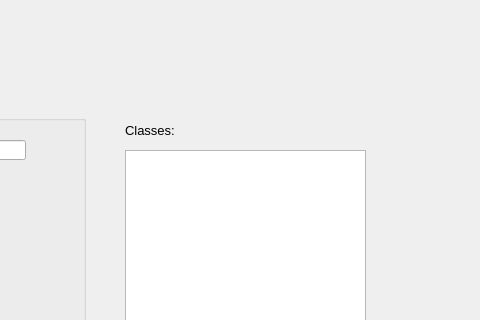
Before: the Qt Designer form editstudentdialog.ui in thenewcoder/school-administration-system, drawn with Qt 5; both pictures show x 555 to 1035 and y 0 to 320 of the 1035 by 845 pixel window.
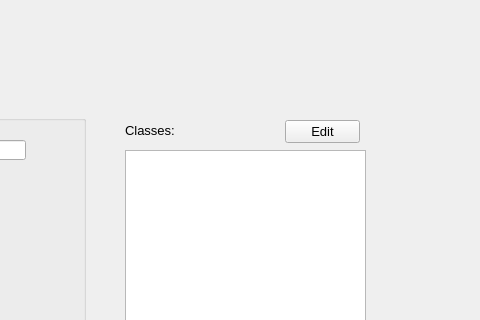
After: the same form once the commit is applied. Icons and pictures are not drawn.

Commit message: Added classes list view to edit teacher and student dialogs. Added classesTaught and classes methods to the database manager.

Patch:
```diff
--- a/editstudentdialog.ui
+++ b/editstudentdialog.ui
@@ -550,6 +550,19 @@
     <string>Classes:</string>
    </property>
   </widget>
+  <widget class="QPushButton" name="btnEditClasses">
+   <property name="geometry">
+    <rect>
+     <x>840</x>
+     <y>120</y>
+     <width>75</width>
+     <height>23</height>
+    </rect>
+   </property>
+   <property name="text">
+    <string>Edit</string>
+   </property>
+  </widget>
  </widget>
  <resources>
   <include location="resources.qrc"/>
```
The commit also changes 8 other files.
